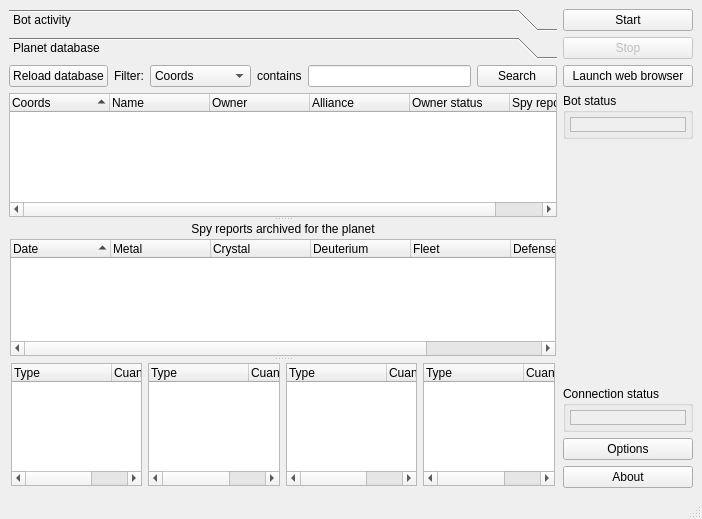
kovan/kovans-ogbot, file ogbot/src/ui/MainWindow.ui: the form before one commit.
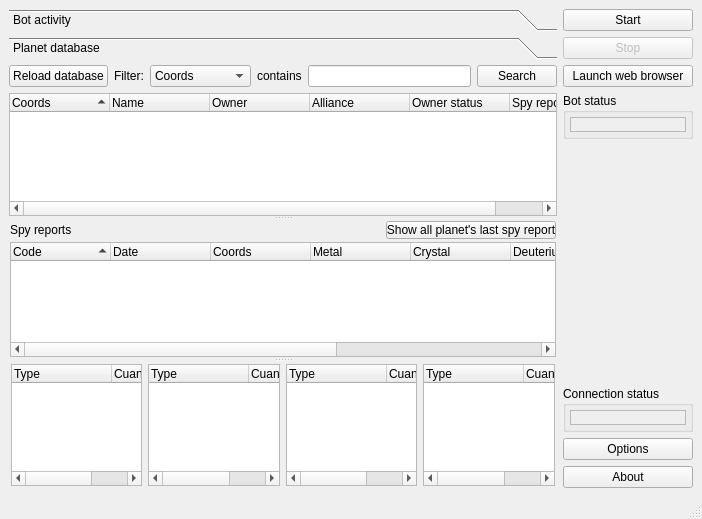
The form after the commit. The open tabs and pages were chosen to show the change. Icons and pictures are not drawn.

```diff
--- a/ogbot/src/ui/MainWindow.ui
+++ b/ogbot/src/ui/MainWindow.ui
@@ -333,14 +333,34 @@
              <number>3</number>
             </property>
             <item>
-             <widget class="QLabel" name="label_2" >
-              <property name="text" >
-               <string>Spy reports archived for the planet</string>
+             <layout class="QHBoxLayout" >
+              <property name="margin" >
+               <number>0</number>
               </property>
-              <property name="alignment" >
-               <set>Qt::AlignCenter</set>
+              <property name="spacing" >
+               <number>6</number>
               </property>
-             </widget>
+              <item>
+               <widget class="QLabel" name="label_2" >
+                <property name="text" >
+                 <string>Spy reports</string>
+                </property>
+               </widget>
+              </item>
+              <item>
+               <widget class="QPushButton" name="showAllReportsButton" >
+                <property name="maximumSize" >
+                 <size>
+                  <width>170</width>
+                  <height>18</height>
+                 </size>
+                </property>
+                <property name="text" >
+                 <string>Show all planet's last spy report</string>
+                </property>
+               </widget>
+              </item>
+             </layout>
             </item>
             <item>
              <widget class="QTreeWidget" name="spyReportsTree" >
@@ -353,11 +373,21 @@
               <property name="sortingEnabled" >
                <bool>true</bool>
               </property>
+              <column>
+               <property name="text" >
+                <string>Code</string>
+               </property>
+              </column>
               <column>
                <property name="text" >
                 <string>Date</string>
                </property>
               </column>
+              <column>
+               <property name="text" >
+                <string>Coords</string>
+               </property>
+              </column>
               <column>
                <property name="text" >
                 <string>Metal</string>
```
Left out of the diff: 6 changed lines with no effect on the pictures.
